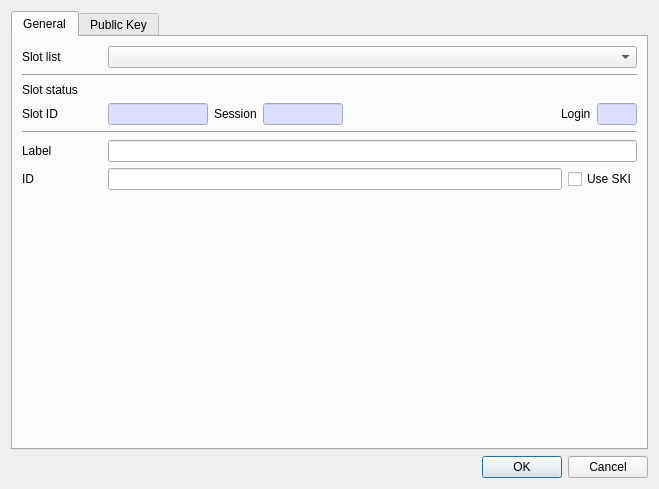
Before: the Qt Designer form CryptokiMan/create_dsa_pub_key_dlg.ui in jykim74/CryptokiMan, drawn with Qt 5.
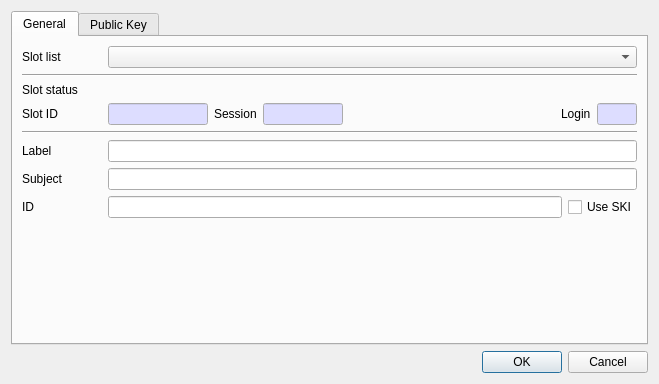
After: the same form once the commit is applied. The open tabs and pages were chosen to show the change.

Commit message: 공개키 속성으로 SUBJECT 지원

```diff
--- a/CryptokiMan/create_dsa_pub_key_dlg.ui
+++ b/CryptokiMan/create_dsa_pub_key_dlg.ui
@@ -7,7 +7,7 @@
     <x>0</x>
     <y>0</y>
     <width>659</width>
-    <height>489</height>
+    <height>370</height>
    </rect>
   </property>
   <property name="windowTitle">
@@ -277,16 +277,6 @@
          <property name="topMargin">
           <number>0</number>
          </property>
-         <item row="1" column="0">
-          <widget class="QLabel" name="label_13">
-           <property name="text">
-            <string>ID</string>
-           </property>
-          </widget>
-         </item>
-         <item row="1" column="1">
-          <widget class="QLineEdit" name="mIDText"/>
-         </item>
          <item row="0" column="0">
           <widget class="QLabel" name="label_12">
            <property name="minimumSize">
@@ -306,16 +296,36 @@
            </property>
           </widget>
          </item>
-         <item row="1" column="2">
-          <widget class="QCheckBox" name="mUseSKICheck">
-           <property name="text">
-            <string>Use SKI</string>
-           </property>
-          </widget>
+         <item row="2" column="1">
+          <widget class="QLineEdit" name="mIDText"/>
          </item>
          <item row="0" column="1" colspan="2">
           <widget class="QLineEdit" name="mLabelText"/>
          </item>
+         <item row="2" column="0">
+          <widget class="QLabel" name="label_13">
+           <property name="text">
+            <string>ID</string>
+           </property>
+          </widget>
+         </item>
+         <item row="2" column="2">
+          <widget class="QCheckBox" name="mUseSKICheck">
+           <property name="text">
+            <string>Use SKI</string>
+           </property>
+          </widget>
+         </item>
+         <item row="1" column="0">
+          <widget class="QLabel" name="label_15">
+           <property name="text">
+            <string>Subject</string>
+           </property>
+          </widget>
+         </item>
+         <item row="1" column="1" colspan="2">
+          <widget class="QLineEdit" name="mSubjectText"/>
+         </item>
         </layout>
        </item>
        <item>
```
Left out of the diff: 2 changed lines with no effect on the pictures. The commit also changes 19 other files.
